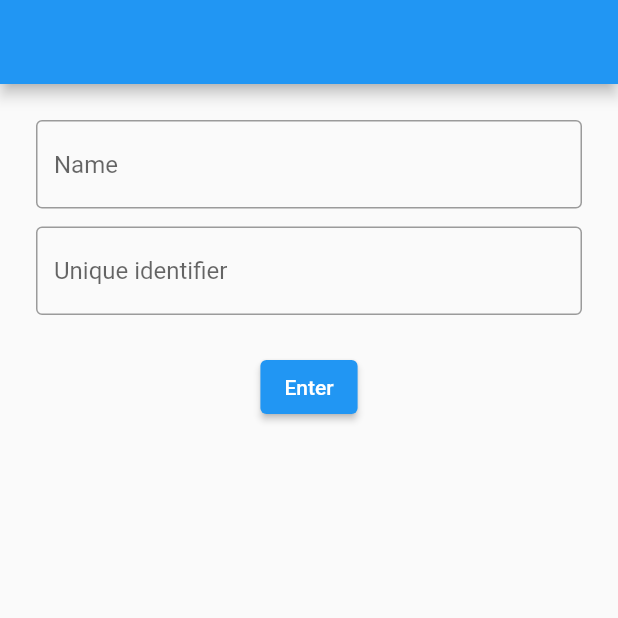
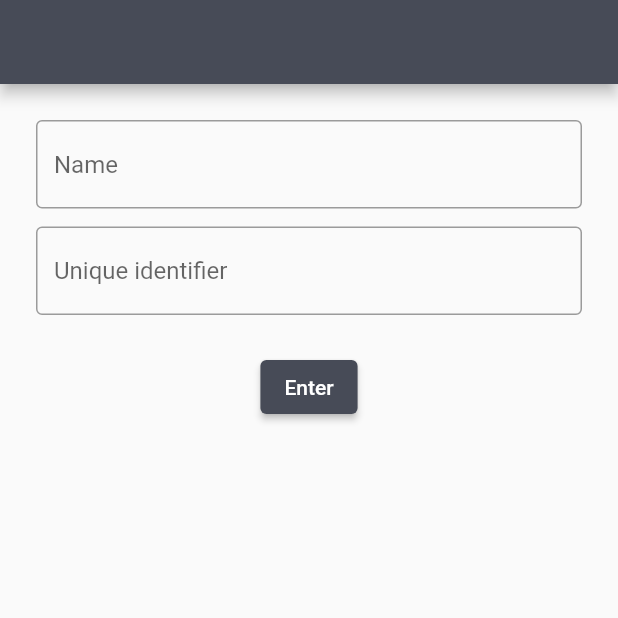
Before and after one commit to raphaelbarbosaqwerty/car-on-sale, a Flutter app: the screen it shows after launch, on a phone screen of 412 x 824 dp, the top half of it. Run offline on Flutter 3.47's test engine with Material 2 defaults, Android fonts, the phone set to English and light mode, and no system bars; our stand-ins replace equatable, flutter_bloc, get_it, hive_flutter; accounts and stored records are empty.

Commit message:
Auth Finished (Save)

```diff
--- a/challenge/lib/app/core/di.dart
+++ b/challenge/lib/app/core/di.dart
@@ -2,6 +2,7 @@ import 'package:challenge/app/core/domain/services/auth_service.dart';
 import 'package:challenge/app/core/domain/usecases/validate_cached_user.dart';
 import 'package:challenge/app/core/infra/services/auth_service.dart';
 import 'package:challenge/app/modules/auth/domain/save_user_data.dart';
+import 'package:challenge/app/modules/auth/presenter/auth_cubit.dart';
 import 'package:challenge/app/modules/splash/presenter/splash_cubit.dart';
 import 'package:get_it/get_it.dart';
 
@@ -20,4 +21,9 @@ void setupLocator() {
       locator.get(),
     ),
   );
+  locator.registerLazySingleton<AuthCubit>(
+    () => AuthCubit(
+      locator.get(),
+    ),
+  );
 }
--- a/challenge/lib/app/modules/auth/presenter/auth_page.dart
+++ b/challenge/lib/app/modules/auth/presenter/auth_page.dart
@@ -1,4 +1,12 @@
+import 'package:challenge/app/core/di.dart';
+import 'package:challenge/app/core/domain/models/user.dart';
+import 'package:challenge/app/core/widgets/cos_loading/cos_loading_widget.dart';
+import 'package:challenge/app/design/global_theme.dart';
+import 'package:challenge/app/modules/auth/presenter/auth_cubit.dart';
+import 'package:challenge/app/modules/auth/presenter/auth_state.dart';
+import 'package:challenge/app/modules/home/presenter/home_page.dart';
 import 'package:flutter/material.dart';
+import 'package:flutter_bloc/flutter_bloc.dart';
 
 class AuthPage extends StatefulWidget {
   const AuthPage({super.key});
@@ -8,17 +16,32 @@ class AuthPage extends StatefulWidget {
 }
 
 class _AuthPageState extends State<AuthPage> {
+  final AuthCubit cubit = locator.get<AuthCubit>();
+
+  late final TextEditingController name;
+  late final TextEditingController email;
+
+  @override
+  void initState() {
+    super.initState();
+    name = TextEditingController();
+    email = TextEditingController();
+  }
+
   @override
   Widget build(BuildContext context) {
     return Scaffold(
-      appBar: AppBar(),
+      appBar: AppBar(
+        backgroundColor: GlobalTheme.grayDark,
+      ),
       body: SingleChildScrollView(
         padding: const EdgeInsets.all(24),
         child: Column(
-          // mainAxisAlignment: MainAxisAlignment.center,
+          mainAxisAlignment: MainAxisAlignment.center,
           // crossAxisAlignment: CrossAxisAlignment.center,
           children: [
             TextFormField(
+              controller: name,
               decoration: const InputDecoration(
                 hintText: "Name",
                 border: OutlineInputBorder(),
@@ -26,15 +49,53 @@ class _AuthPageState extends State<AuthPage> {
             ),
             const SizedBox(height: 12),
             TextFormField(
+              controller: email,
               decoration: const InputDecoration(
                 hintText: "Unique identifier",
                 border: OutlineInputBorder(),
               ),
             ),
             const SizedBox(height: 24),
-            ElevatedButton(
-              onPressed: () {},
-              child: const Text('Enter'),
+            BlocListener<AuthCubit, AuthState>(
+              bloc: cubit,
+              listener: (context, state) {
+                if (state is AuthSuccessState) {
+                  Navigator.of(context).pushReplacement(
+                    MaterialPageRoute(
+                      builder: (context) => const HomePage(),
+                    ),
+                  );
+                } else if (state is AuthErrorState) {
+                  ScaffoldMessenger.of(context).showSnackBar(
+                    const SnackBar(
+                      content: Text("Error!"),
+                      backgroundColor: Colors.red,
+                    ),
+                  );
+                }
+              },
+              child: BlocBuilder<AuthCubit, AuthState>(
+                bloc: cubit,
+                builder: (context, state) {
+                  if (state is AuthLoadingState) {
+                    return const Center(
+                      child: CosLoadingWidget(),
+                    );
+                  }
+                  return ElevatedButton(
+                    style: ElevatedButton.styleFrom(
+                      backgroundColor: GlobalTheme.grayDark, // Background color
+                    ),
+                    onPressed: () async {
+                      await cubit.save(User(
+                        name: name.text,
+                        uniqueId: email.text,
+                      ));
+                    },
+                    child: const Text('Enter'),
+                  );
+                },
+              ),
             )
           ],
         ),
--- a/challenge/lib/app/modules/auth/presenter/auth_state.dart
+++ b/challenge/lib/app/modules/auth/presenter/auth_state.dart
@@ -7,17 +7,17 @@ class AuthLoadingState extends AuthState {
   List<Object?> get props => [];
 }
 
+class AuthInitialState extends AuthState {
+  @override
+  List<Object?> get props => [];
+}
+
 class AuthSuccessState extends AuthState {
   @override
   List<Object?> get props => [];
 }
 
-class AuthCacheFilledState extends AuthState {
+class AuthErrorState extends AuthState {
   @override
   List<Object?> get props => [];
 }
-
-class AuthCacheEmptyState extends AuthState {
-  @override
-  List<Object?> get props => [];
-}
--- a/challenge/lib/app/modules/splash/presenter/splash_page.dart
+++ b/challenge/lib/app/modules/splash/presenter/splash_page.dart
@@ -1,4 +1,5 @@
 import 'package:challenge/app/core/di.dart';
+import 'package:challenge/app/core/widgets/cos_loading/cos_loading_widget.dart';
 import 'package:challenge/app/design/global_theme.dart';
 import 'package:challenge/app/modules/auth/presenter/auth_page.dart';
 import 'package:challenge/app/modules/home/presenter/home_page.dart';
@@ -41,9 +42,7 @@ class _SplashPageState extends State<SplashPage> {
       child: const Scaffold(
         backgroundColor: GlobalTheme.grayDark,
         body: Center(
-          child: CircularProgressIndicator(
-            color: GlobalTheme.yellowDark,
-          ),
+          child: CosLoadingWidget(),
         ),
       ),
     );
```
Also changed, not shown: challenge/lib/app/core/widgets/cos_loading/cos_loading_widget.dart (added, +13 -0 lines), challenge/lib/app/modules/auth/presenter/auth_cubit.dart (+20 -2 lines).
